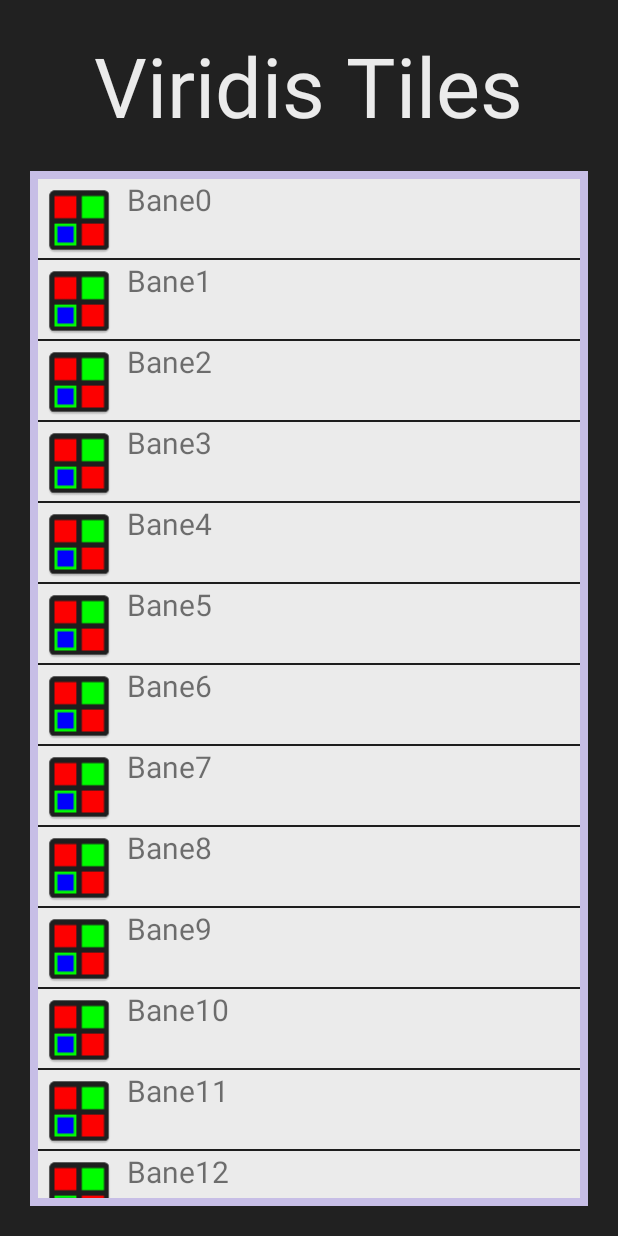
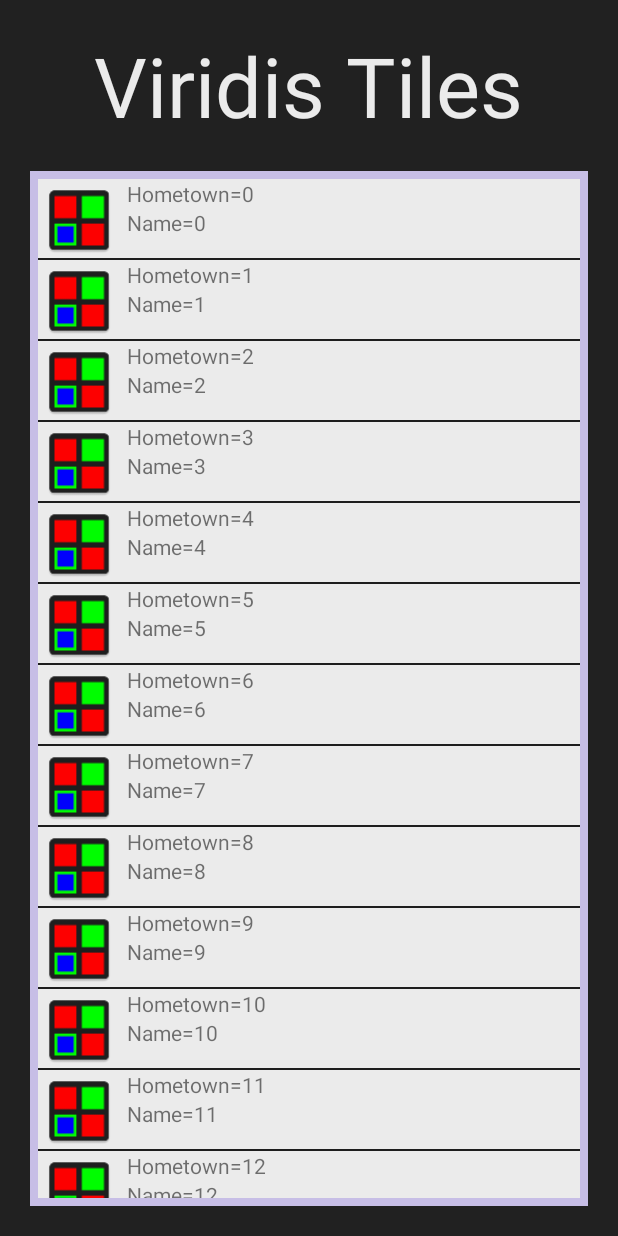
Before and after one commit to LHerskind/Viridis_tiles, an Android app: the screen it shows after launch (FullscreenActivity), on a phone screen of 412 x 824 dp. Run offline under Robolectric (Android 15) with nearby library versions, the phone set to English and light mode, and no system bars.

Commit message:
Playing around with the layout first page menu

```diff
--- a/app/src/main/java/dtu/tilecolor/FullscreenActivity.java
+++ b/app/src/main/java/dtu/tilecolor/FullscreenActivity.java
@@ -5,12 +5,18 @@ import android.app.ActionBar;
 import android.content.Context;
 import android.support.v7.app.AppCompatActivity;
 import android.os.Bundle;
+import android.view.LayoutInflater;
+import android.view.Menu;
 import android.view.View;
+import android.view.ViewGroup;
 import android.view.WindowManager;
 import android.widget.AdapterView;
 import android.widget.ArrayAdapter;
 import android.widget.ListView;
+import android.widget.TextView;
 import android.widget.Toast;
+
+import org.w3c.dom.Text;
 
 import java.util.ArrayList;
 import java.util.HashMap;
@@ -27,26 +33,29 @@ public class FullscreenActivity extends AppCompatActivity {
 
     @Override
     protected void onCreate(Bundle savedInstanceState) {
-        mContext = getApplicationContext();
         super.onCreate(savedInstanceState);
         setContentView(R.layout.activity_fullscreen);
         this.getWindow().setFlags(WindowManager.LayoutParams.FLAG_FULLSCREEN, WindowManager.LayoutParams.FLAG_FULLSCREEN);
 
-     // mContentView = findViewById(R.id.fullscreen_content);
+        mContext = getApplicationContext();
+        // mContentView = findViewById(R.id.fullscreen_content);
 
         final ListView listview = (ListView) findViewById(R.id.listView);
 
-        String[] values = new String[15];
+        ArrayList<MenuItem> values = new ArrayList<MenuItem>();
+
         for(int i = 0; i < 15; i++){
-            values[i]= "Bane"+i;
+            values.add(new MenuItem("Name="+i,"Hometown="+i));
         }
 
-        final ArrayAdapter<String> adapter = new ArrayAdapter<String>(this, R.layout.itemlayout, R.id.label, values);
+        MenuItemAdapter adapter = new MenuItemAdapter (this, values);
+
+
         listview.setAdapter(adapter);
         listview.setOnItemClickListener(new AdapterView.OnItemClickListener() {
             @Override
             public void onItemClick(AdapterView<?> parent, final View view, int position, long id) {
-                final String item = (String) parent.getItemAtPosition(position);
+                String item = (String) parent.getItemAtPosition(position);
 
                 Toast.makeText(mContext, item, Toast.LENGTH_LONG).show();
                 // Når vi skal opdatere hvordan det ser ud, brug adapter.notifyDataSetChanged();
@@ -54,24 +63,27 @@ public class FullscreenActivity extends AppCompatActivity {
         });
     }
 
-    private class StableArrayAdapter extends ArrayAdapter<String> {
-        HashMap<String, Integer> mIdMap = new HashMap<String, Integer>();
-
-        public StableArrayAdapter(Context context, int textViewResourceId, List<String> objects) {
-            super(context, textViewResourceId, objects);
-            for (int i = 0; i < objects.size(); ++i) {
-                mIdMap.put(objects.get(i), i);
-            }
+    public class MenuItemAdapter extends ArrayAdapter<MenuItem> {
+        public MenuItemAdapter(Context context, ArrayList<MenuItem> menuItems) {
+            super(context, 0, menuItems);
         }
 
         @Override
-        public long getItemId(int position) {
-            return mIdMap.get(getItem(position));
+        public View getView(int position, View convertView, ViewGroup parent) {
+
+            MenuItem item = getItem(position);
+
+            if (convertView == null) {
+                convertView = LayoutInflater.from(getContext()).inflate(R.layout.itemlayout, parent, false);
+            }
+            TextView numberOfSteps = (TextView) convertView.findViewById(R.id.steps);
+            TextView timeToComplete = (TextView) convertView.findViewById(R.id.timeToComplete);
+
+            numberOfSteps.setText(item.getSteps());
+            timeToComplete.setText(item.getTime());
+
+            return convertView;
         }
-
-        @Override
-        public boolean hasStableIds() {return true;}
-
     }
 
 }
--- a/app/src/main/java/dtu/tilecolor/Game_Background.java
+++ b/app/src/main/java/dtu/tilecolor/Game_Background.java
@@ -22,7 +22,6 @@ public class Game_Background {
                     return new int[] {i,j};
                 }
             }
-
         }
         return new int[] {0,0};
     }
@@ -39,7 +38,6 @@ public class Game_Background {
         return false;
     }
 
-
     public char[][] getMapMatrix() {
         return mapMatrix;
     }
--- /dev/null
+++ b/app/src/main/java/dtu/tilecolor/MenuItem.java
@@ -0,0 +1,25 @@
+package dtu.tilecolor;
+
+/**
+ * Created by User on 15-Jun-16.
+ */
+public class MenuItem {
+
+    private String time;
+    private String steps;
+
+    public MenuItem(String time, String steps) {
+        this.time = time;
+        this.steps = steps;
+    }
+
+    public String getTime (){
+        return time;
+    }
+
+    public String getSteps(){
+        return steps;
+    }
+
+
+}
--- a/app/src/main/res/layout/itemlayout.xml
+++ b/app/src/main/res/layout/itemlayout.xml
@@ -15,12 +15,25 @@
     android:src="@mipmap/viridis_launcher" >
 </ImageView>
 
-<TextView
-    android:id="@+id/label"
-    android:layout_width="wrap_content"
-    android:layout_height="wrap_content"
-    android:text="@+id/label"
-    android:textSize="30px" >
-</TextView>
+    <LinearLayout
+        android:orientation="vertical"
+        android:layout_width="wrap_content"
+        android:layout_height="match_parent">
+
+    <TextView
+        android:id="@+id/steps"
+        android:layout_width="wrap_content"
+        android:layout_height="wrap_content"
+        />
+
+    <TextView
+        android:id="@+id/timeToComplete"
+        android:layout_width="wrap_content"
+        android:layout_height="wrap_content"
+        />
+
+
+
+    </LinearLayout>
 
 </LinearLayout>
```
